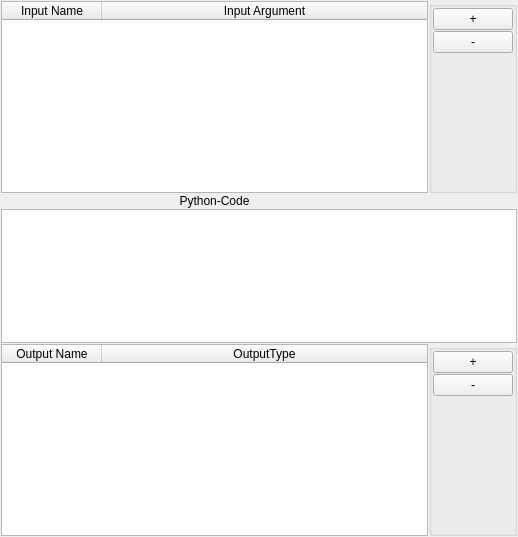
The window that operators/Script/Python/Python.ui (visit-vis/VisIt) describes before a commit, drawn with Qt 5.
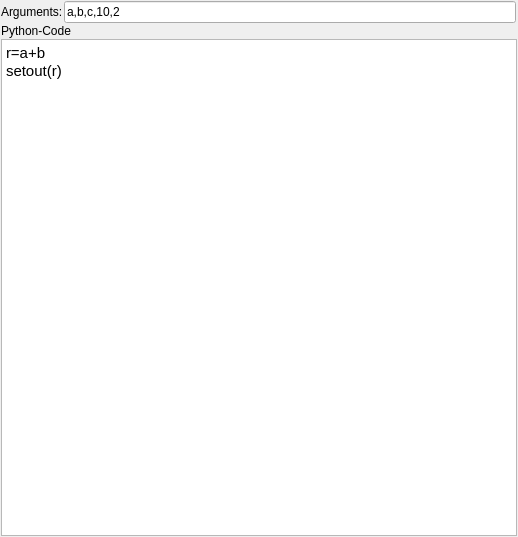
The same window after the commit.

What changed in the file:
```diff
--- a/operators/Script/Python/Python.ui
+++ b/operators/Script/Python/Python.ui
@@ -20,158 +20,39 @@
    <property name="spacing">
     <number>1</number>
    </property>
-   <item row="2" column="1" colspan="2">
-    <widget class="QTextEdit" name="code"/>
-   </item>
-   <item row="3" column="2" rowspan="2">
-    <widget class="QGroupBox" name="groupBox_2">
-     <property name="sizePolicy">
-      <sizepolicy hsizetype="Preferred" vsizetype="Minimum">
-       <horstretch>0</horstretch>
-       <verstretch>0</verstretch>
-      </sizepolicy>
-     </property>
-     <property name="title">
-      <string/>
-     </property>
-     <layout class="QVBoxLayout" name="verticalLayout_2">
-      <property name="spacing">
-       <number>1</number>
-      </property>
-      <property name="margin">
-       <number>1</number>
-      </property>
-      <item>
-       <widget class="QPushButton" name="addOutput">
-        <property name="text">
-         <string>+</string>
-        </property>
-       </widget>
-      </item>
-      <item>
-       <widget class="QPushButton" name="removeOutput">
-        <property name="text">
-         <string>-</string>
-        </property>
-       </widget>
-      </item>
-      <item>
-       <spacer name="verticalSpacer_2">
-        <property name="orientation">
-         <enum>Qt::Vertical</enum>
-        </property>
-        <property name="sizeHint" stdset="0">
-         <size>
-          <width>20</width>
-          <height>40</height>
-         </size>
-        </property>
-       </spacer>
-      </item>
-     </layout>
-    </widget>
-   </item>
-   <item row="3" column="1" rowspan="2">
-    <widget class="QTableWidget" name="outputArgs">
-     <property name="sizePolicy">
-      <sizepolicy hsizetype="Expanding" vsizetype="Minimum">
-       <horstretch>0</horstretch>
-       <verstretch>0</verstretch>
-      </sizepolicy>
-     </property>
-     <attribute name="horizontalHeaderStretchLastSection">
-      <bool>true</bool>
-     </attribute>
-     <column>
-      <property name="text">
-       <string>Output Name</string>
-      </property>
-     </column>
-     <column>
-      <property name="text">
-       <string>OutputType</string>
-      </property>
-     </column>
-    </widget>
-   </item>
    <item row="0" column="1">
-    <widget class="QTableWidget" name="inputArgs">
-     <property name="sizePolicy">
-      <sizepolicy hsizetype="Expanding" vsizetype="Minimum">
-       <horstretch>0</horstretch>
-       <verstretch>0</verstretch>
-      </sizepolicy>
+    <widget class="QLineEdit" name="lineEdit">
+     <property name="text">
+      <string>a,b,c,10,2</string>
      </property>
-     <attribute name="horizontalHeaderStretchLastSection">
-      <bool>true</bool>
-     </attribute>
-     <column>
-      <property name="text">
-       <string>Input Name</string>
-      </property>
-     </column>
-     <column>
-      <property name="text">
-       <string>Input Argument</string>
-      </property>
-     </column>
     </widget>
    </item>
-   <item row="0" column="2">
-    <widget class="QGroupBox" name="groupBox">
-     <property name="sizePolicy">
-      <sizepolicy hsizetype="Preferred" vsizetype="Minimum">
-       <horstretch>0</horstretch>
-       <verstretch>0</verstretch>
-      </sizepolicy>
+   <item row="0" column="0">
+    <widget class="QLabel" name="label_2">
+     <property name="text">
+      <string>Arguments:</string>
      </property>
-     <property name="title">
-      <string/>
+    </widget>
+   </item>
+   <item row="2" column="0" colspan="3">
+    <widget class="QTextEdit" name="code">
+     <property name="html">
+      <string>&lt;!DOCTYPE HTML PUBLIC &quot;-//W3C//DTD HTML 4.0//EN&quot; &quot;http://www.w3.org/TR/REC-html40/strict.dtd&quot;&gt;
+&lt;html&gt;&lt;head&gt;&lt;meta name=&quot;qrichtext&quot; content=&quot;1&quot; /&gt;&lt;style type=&quot;text/css&quot;&gt;
+p, li { white-space: pre-wrap; }
+&lt;/style&gt;&lt;/head&gt;&lt;body style=&quot; font-family:'Ubuntu'; font-size:11pt; font-weight:400; font-style:normal;&quot;&gt;
+&lt;p style=&quot; margin-top:0px; margin-bottom:0px; margin-left:0px; margin-right:0px; -qt-block-indent:0; text-indent:0px;&quot;&gt;r=a+b&lt;/p&gt;
+&lt;p style=&quot; margin-top:0px; margin-bottom:0px; margin-left:0px; margin-right:0px; -qt-block-indent:0; text-indent:0px;&quot;&gt;setout(r)&lt;/p&gt;&lt;/body&gt;&lt;/html&gt;</string>
      </property>
-     <layout class="QVBoxLayout" name="verticalLayout">
-      <property name="spacing">
-       <number>1</number>
-      </property>
-      <property name="margin">
-       <number>1</number>
-      </property>
-      <item>
-       <widget class="QPushButton" name="addInput">
-        <property name="text">
-         <string>+</string>
-        </property>
-       </widget>
-      </item>
-      <item>
-       <widget class="QPushButton" name="removeInput">
-        <property name="text">
-         <string>-</string>
-        </property>
-       </widget>
-      </item>
-      <item>
-       <spacer name="verticalSpacer">
-        <property name="orientation">
-         <enum>Qt::Vertical</enum>
-        </property>
-        <property name="sizeHint" stdset="0">
-         <size>
-          <width>20</width>
-          <height>40</height>
-         </size>
-        </property>
-       </spacer>
-      </item>
-     </layout>
     </widget>
    </item>
-   <item row="1" column="1">
+   <item row="1" column="0" colspan="3">
     <widget class="QLabel" name="label">
      <property name="text">
       <string>Python-Code</string>
      </property>
      <property name="alignment">
-      <set>Qt::AlignCenter</set>
+      <set>Qt::AlignLeading|Qt::AlignLeft|Qt::AlignVCenter</set>
      </property>
     </widget>
    </item>
```
